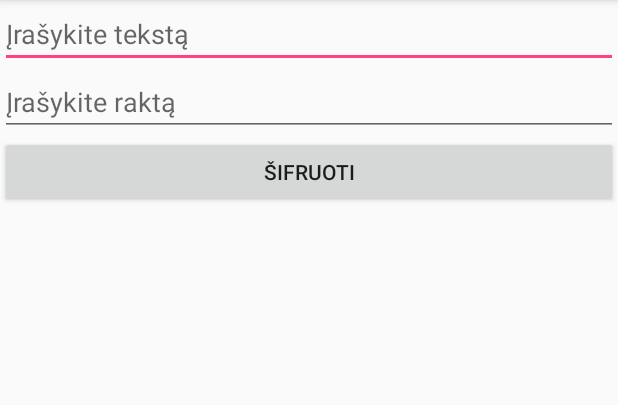
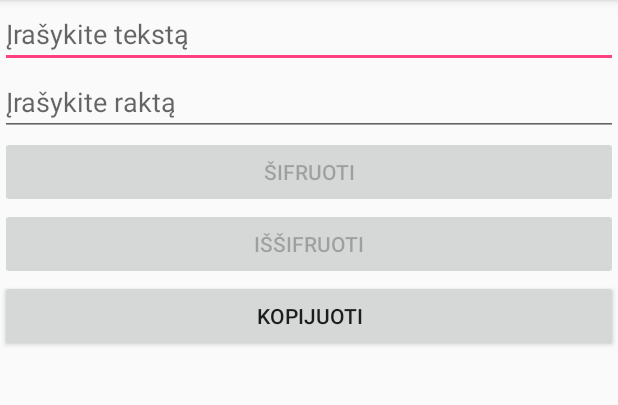
Before and after one commit to MartynaLapinskaite/Sifravimas, an Android app: the Pirmas screen opened directly, with no data from a screen before it, on a phone screen of 412 x 824 dp, the part 84-489 px from its top. Run offline under Robolectric (Android 15) with nearby library versions, the phone set to English and light mode, and no system bars.

Commit message:
Atlikta uzduotis ginimui

```diff
--- a/app/src/main/java/com/example/martyna/sifravimas/Pirmas.java
+++ b/app/src/main/java/com/example/martyna/sifravimas/Pirmas.java
@@ -10,6 +10,10 @@ import android.view.View;
 import android.widget.Button;
 import android.widget.EditText;
 import android.widget.TextView;
+import android.widget.Toast;
+import android.view.ContextMenu;
+import android.view.Menu;
+import android.view.MenuItem;
 
 import java.io.UnsupportedEncodingException;
 import java.security.MessageDigest;
@@ -24,8 +28,10 @@ public class Pirmas extends AppCompatActivity {
     EditText irasomas, raktas;
     TextView rezultatas;
     Button mygtukas;
+    Button issifravimas;
     String rez;
     String AES ="AES";
+    Button copy;
 
 
     @Override
@@ -38,9 +44,19 @@ public class Pirmas extends AppCompatActivity {
 
         rezultatas = (TextView) findViewById(R.id.rezultatas);
         mygtukas = (Button) findViewById(R.id.mygtukas);
+        issifravimas = (Button) findViewById(R.id.issifravimas);
 
         irasomas.addTextChangedListener(loginTextWatcher);
         raktas.addTextChangedListener(loginTextWatcher);
+
+        copy=(Button)findViewById(R.id.copy);
+        copy.setOnClickListener(new View.OnClickListener() {
+            @Override
+            public void onClick(View v) {
+                rez = rezultatas.getText().toString();
+                irasomas.setText(rez);
+            }
+        });
 
         mygtukas.setOnClickListener(new View.OnClickListener() {
             @Override
@@ -54,29 +70,21 @@ public class Pirmas extends AppCompatActivity {
             }
         });
 
-
+        issifravimas.setOnClickListener(new View.OnClickListener() {
+            @Override
+            public void onClick(View v) {
+                try {
+                    rez =decrypt(irasomas.getText().toString(), raktas.getText().toString());
+                } catch (Exception e) {
+                    Toast.makeText(Pirmas.this, "Klaida", Toast.LENGTH_SHORT).show();
+                    e.printStackTrace();
+                }
+                rezultatas.setText(rez);
+            }
+        });
     }
 
-    private TextWatcher loginTextWatcher = new TextWatcher() {
-        @Override
-        public void beforeTextChanged(CharSequence s, int start, int count, int after) {
 
-
-        }
-
-        @Override
-        public void onTextChanged(CharSequence s, int start, int before, int count) {
-            String irasomas1 = irasomas.getText().toString().trim();
-            String raktas1 = raktas.getText().toString().trim();
-
-            mygtukas.setEnabled(!irasomas1.isEmpty() && !raktas1.isEmpty());
-        }
-
-        @Override
-        public void afterTextChanged(Editable s) {
-
-        }
-    };
 
     private String encrypt(String Data, String password) throws Exception {
         SecretKeySpec key = generateKey(password);
@@ -85,6 +93,16 @@ public class Pirmas extends AppCompatActivity {
         byte[] encVal= c.doFinal(Data.getBytes());
         String encyptedValue = Base64.encodeToString(encVal,Base64.DEFAULT);
         return encyptedValue;
+    }
+
+    private String decrypt(String irasomas, String password) throws Exception{
+        SecretKeySpec key = generateKey(password);
+        Cipher c= Cipher.getInstance(AES);
+        c.init(Cipher.DECRYPT_MODE, key);
+        byte[] decodedValue= Base64.decode(irasomas, Base64.DEFAULT);
+        byte[] decValue= c.doFinal(decodedValue);
+        String decryptedValue = new String(decValue);
+        return decryptedValue;
     }
 
     private SecretKeySpec generateKey(String password) throws Exception{
@@ -97,4 +115,22 @@ public class Pirmas extends AppCompatActivity {
 
 
     }
+    private TextWatcher loginTextWatcher = new TextWatcher() {
+        @Override
+        public void beforeTextChanged(CharSequence s, int start, int count, int after) {
+        }
+        @Override
+        public void onTextChanged(CharSequence s, int start, int before, int count) {
+            String irasomas1 = irasomas.getText().toString().trim();
+            String raktas1 = raktas.getText().toString().trim();
+
+            mygtukas.setEnabled(!irasomas1.isEmpty() && !raktas1.isEmpty());
+            issifravimas.setEnabled(!irasomas1.isEmpty() && !raktas1.isEmpty());
+        }
+        @Override
+        public void afterTextChanged(Editable s) {
+        }
+    };
+
+
 }
--- a/app/src/main/res/layout/activity_main.xml
+++ b/app/src/main/res/layout/activity_main.xml
@@ -1,5 +1,6 @@
 <?xml version="1.0" encoding="utf-8"?>
 <LinearLayout xmlns:android="http://schemas.android.com/apk/res/android"
+    xmlns:app="http://schemas.android.com/apk/res-auto"
     android:layout_width="match_parent"
     android:layout_height="match_parent"
     android:orientation="vertical">
@@ -10,6 +11,8 @@
         android:layout_width="match_parent"
         android:layout_height="wrap_content"
         android:text="@string/pasirinkite_ifravimo_b_d"
+        android:textAlignment="center"
+        android:textColor="#000000"
         android:textSize="24sp" />
 
     <Button
--- a/app/src/main/res/layout/sifravimas.xml
+++ b/app/src/main/res/layout/sifravimas.xml
@@ -7,34 +7,42 @@
         android:id="@+id/irasomas"
         android:layout_width="match_parent"
         android:layout_height="wrap_content"
-        android:hint="Įrašykite tekstą"
-        />
+        android:hint="Įrašykite tekstą"/>
     <EditText
         android:id="@+id/raktas"
         android:layout_width="match_parent"
         android:layout_height="wrap_content"
         android:layout_below="@id/irasomas"
         android:hint="Įrašykite raktą"/>
-
     <Button
         android:id="@+id/mygtukas"
         android:layout_width="match_parent"
         android:layout_height="wrap_content"
         android:layout_below="@id/raktas"
+        android:enabled="false"
         android:text="Šifruoti" />
-
+    <Button
+        android:id="@+id/issifravimas"
+        android:layout_width="match_parent"
+        android:layout_height="wrap_content"
+        android:layout_below="@id/mygtukas"
+        android:enabled="false"
+        android:text="Iššifruoti"/>
+    <Button
+        android:id="@+id/copy"
+        android:layout_width="match_parent"
+        android:layout_height="wrap_content"
+        android:layout_below="@id/issifravimas"
+        android:text="Kopijuoti"/>
     <ScrollView
         android:layout_width="match_parent"
         android:layout_height="match_parent"
-        android:layout_below="@id/mygtukas">
-
+        android:layout_below="@id/copy">
         <TextView
             android:id="@+id/rezultatas"
+            android:textIsSelectable="true"
             android:layout_width="match_parent"
             android:layout_height="wrap_content"
             android:textSize="18sp" />
     </ScrollView>
-
-
-
 </RelativeLayout>
```
